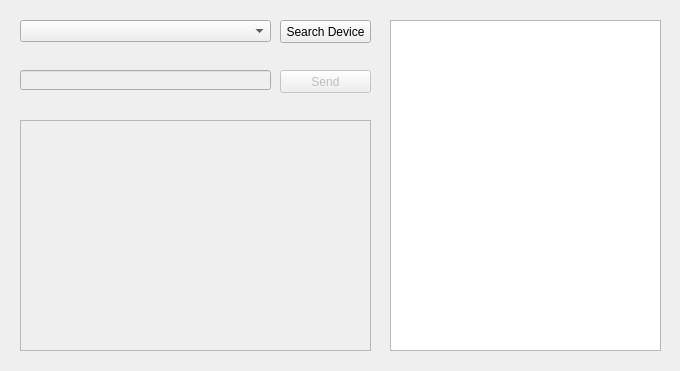
Above: Visadll/widget.ui from shuanglengyunji/DeviceOpr before the change. Below: the same form after it.
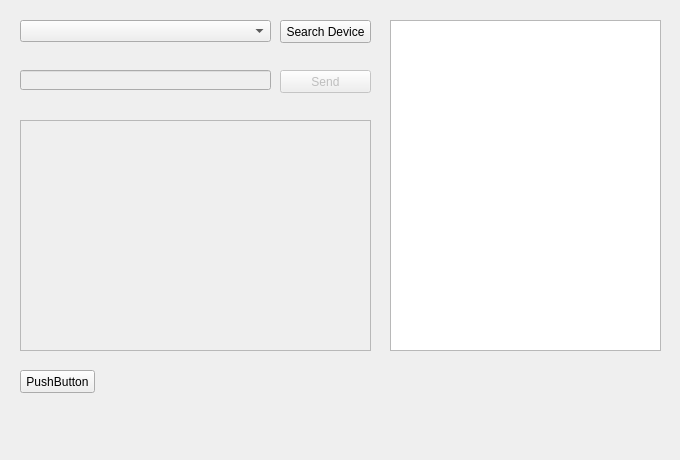
That is the form after the change.

Commit message: 添加注释，整理工程

Diff of the .ui file:
```diff
--- a/Visadll/widget.ui
+++ b/Visadll/widget.ui
@@ -7,7 +7,7 @@
     <x>0</x>
     <y>0</y>
     <width>680</width>
-    <height>371</height>
+    <height>460</height>
    </rect>
   </property>
   <property name="windowTitle">
@@ -88,6 +88,19 @@
     </rect>
    </property>
   </widget>
+  <widget class="QPushButton" name="pushButton">
+   <property name="geometry">
+    <rect>
+     <x>20</x>
+     <y>370</y>
+     <width>75</width>
+     <height>23</height>
+    </rect>
+   </property>
+   <property name="text">
+    <string>PushButton</string>
+   </property>
+  </widget>
  </widget>
  <layoutdefault spacing="6" margin="11"/>
  <resources/>
```
The commit also changes 2 other files.
